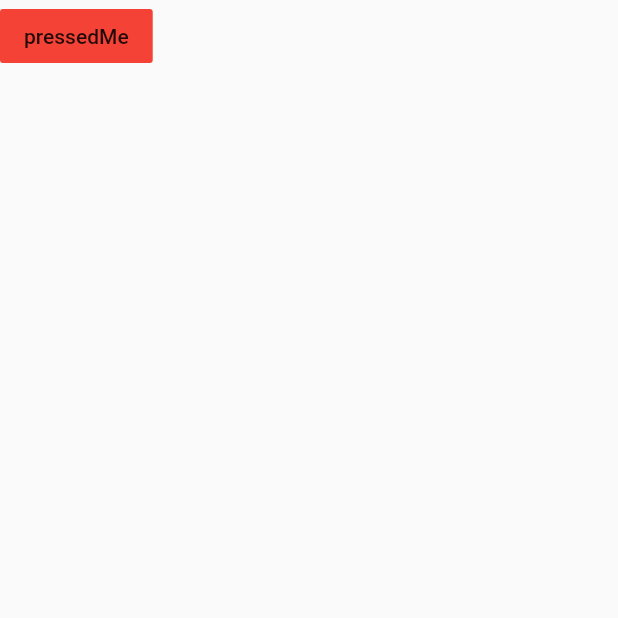
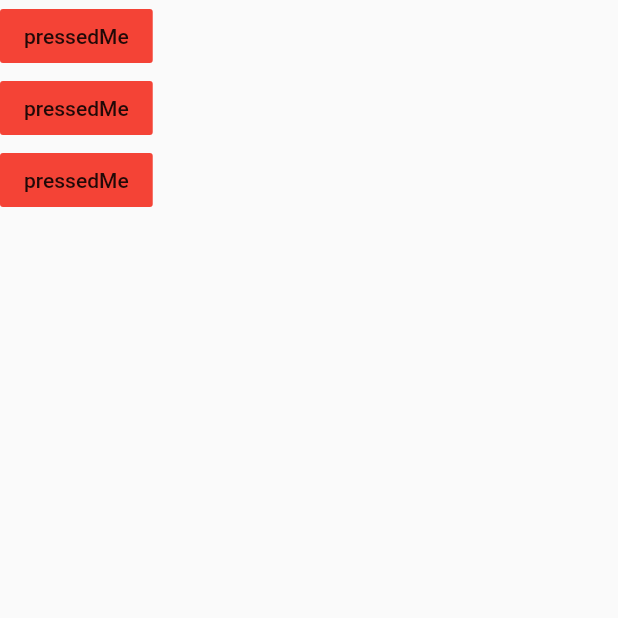
Before and after one commit to Rahulshahare/SaregamaApp, a Flutter app: the screen it shows after launch, on a phone screen of 412 x 824 dp, the top half of it. Run offline on Flutter 3.47's test engine with Material 2 defaults, Android fonts, the phone set to English and light mode, and no system bars; our stand-ins replace audioplayers.

Commit message:
Three more buttons here

```diff
--- a/lib/main.dart
+++ b/lib/main.dart
@@ -21,7 +21,24 @@ class MyApp extends StatelessWidget {
                 final player = AudioCache();
                 player.play('note1.wav');
               },
-              )
+            ),
+            FlatButton(
+              color: Colors.red,
+              child: Text('pressedMe'),
+              onPressed: (){
+                final player = AudioCache();
+                player.play('note2.wav');
+              },
+            ),
+            FlatButton(
+              color: Colors.red,
+              child: Text('pressedMe'),
+              onPressed: (){
+                final player = AudioCache();
+                player.play('note3.wav');
+              },
+            ),
+
           ],
           )
       ),
```
